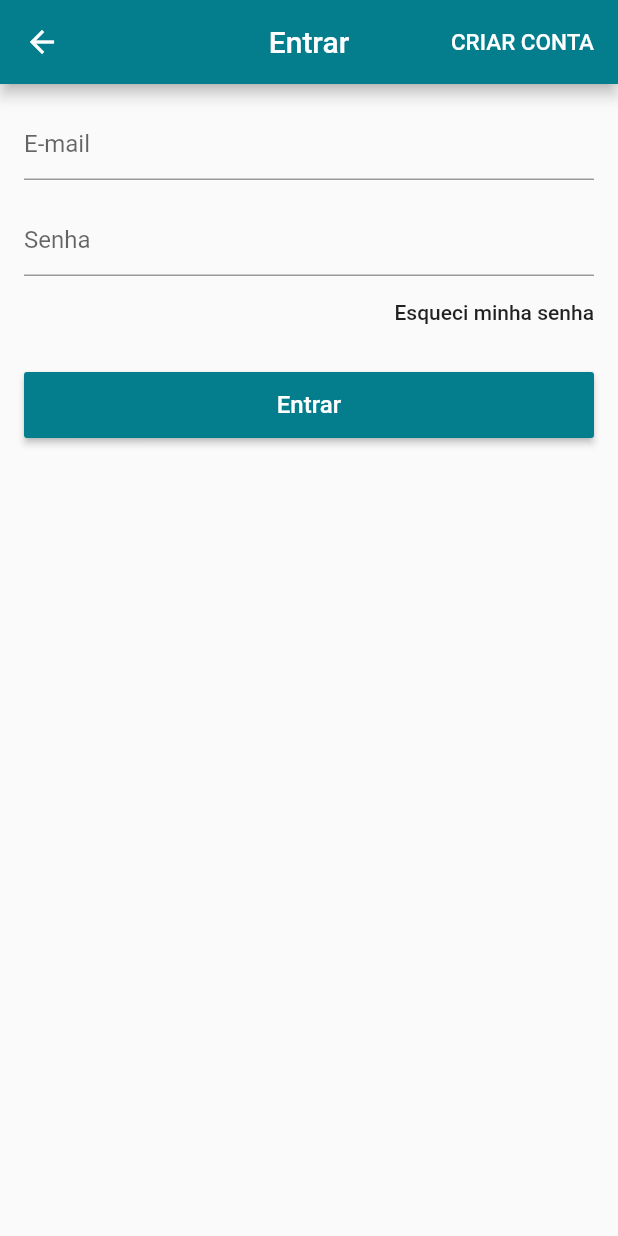
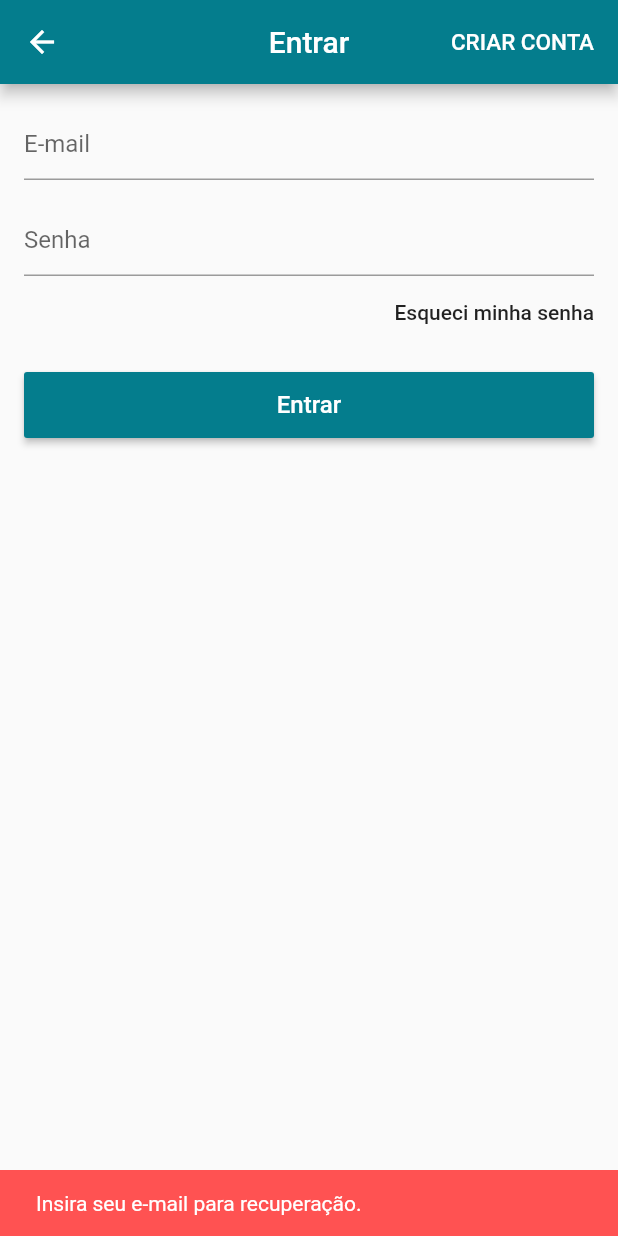
Before and after one commit to Marcos1305/curso-flutter, a Flutter app: the LoginScreen screen opened directly, after a tap on "Esqueci minha senha", on a phone screen of 412 x 824 dp. Run offline on Flutter 3.47's test engine with Material 2 defaults, Android fonts, the phone set to English and light mode, and no system bars; our stand-ins replace carousel_pro, cloud_firestore, firebase_auth, firebase_storage, google_sign_in, image_picker and 3 more; accounts and stored records are empty.

Commit message:
Metodo para recuperacao de senha

```diff
--- a/loja_virtual/lib/models/user_model.dart
+++ b/loja_virtual/lib/models/user_model.dart
@@ -61,7 +61,9 @@ class UserModel extends Model {
     });
   }
 
-  void recoverPass() {}
+  void recoverPass(String email) async {
+    await _auth.sendPasswordResetEmail(email: email);
+  }
 
   Future _saveUserData(Map<String, dynamic> userData) async {
     this.userData = userData;
--- a/loja_virtual/lib/screens/login_screen.dart
+++ b/loja_virtual/lib/screens/login_screen.dart
@@ -70,7 +70,21 @@ class LoginScreen extends StatelessWidget {
               Align(
                   alignment: Alignment.centerRight,
                   child: FlatButton(
-                    onPressed: () {},
+                    onPressed: () {
+                      if (_emailController.text.isEmpty) {
+                        _scaffoldKey.currentState.showSnackBar(SnackBar(
+                            content:
+                                Text("Insira seu e-mail para recuperação."),
+                            backgroundColor: Colors.redAccent,
+                            duration: Duration(seconds: 2)));
+                      } else {
+                        model.recoverPass(_emailController.text);
+                        _scaffoldKey.currentState.showSnackBar(SnackBar(
+                            content: Text("Confira seu e-mail!."),
+                            backgroundColor: Theme.of(context).primaryColor,
+                            duration: Duration(seconds: 2)));
+                      }
+                    },
                     child: Text(
                       "Esqueci minha senha",
                       textAlign: TextAlign.right,
```
